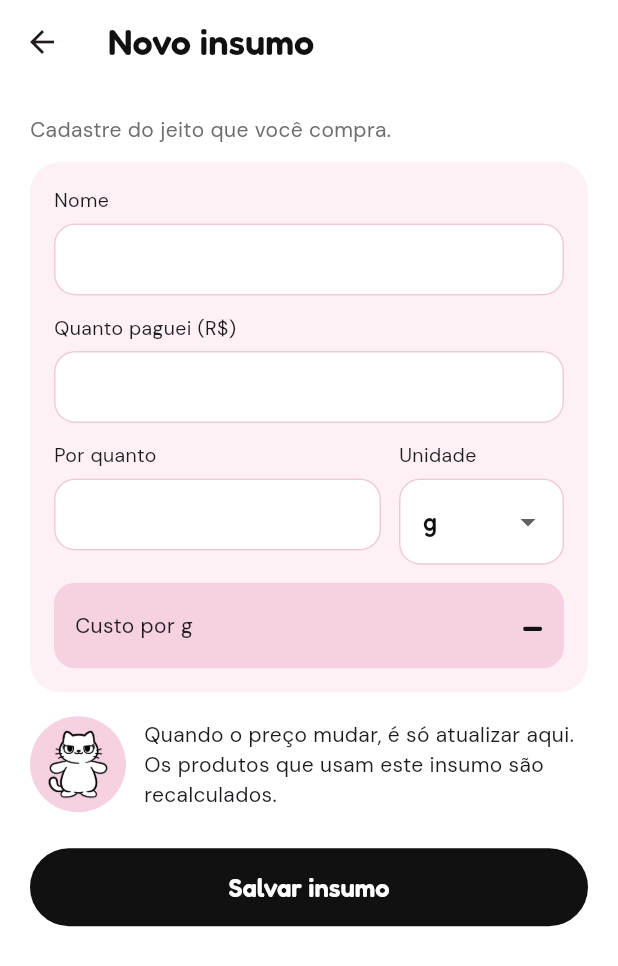
After one commit to anaizabelgomes0-dotcom/kiuti-app, a Flutter app: the InsumosScreen screen opened by its route, after a tap on "Novo insumo", on a phone screen of 412 x 824 dp. The commit adds this screen. Shown: the top 966 px of the screen. Run offline on Flutter 3.47's test engine with Material 3 defaults, Android fonts, the phone set to English and light mode, and no system bars; our stand-ins replace dio, dotted_border, flutter_secure_storage, go_router, google_fonts; accounts and stored records are empty; network calls fail.

Commit message:
tarefa 8,9 e 10

```diff
--- a/kiuti_app/lib/router.dart
+++ b/kiuti_app/lib/router.dart
@@ -6,8 +6,9 @@ import 'package:kiuti_app/ui/screens/login_screen.dart';
 import 'package:kiuti_app/ui/screens/configuracoes/configuracoes_screen.dart';
 import 'package:kiuti_app/ui/screens/produtos/produtos_screen.dart';
 import 'package:kiuti_app/ui/screens/produtos/ficha_screen.dart';
-
-/// Todas as rotas do app. Sem token, qualquer rota leva ao login; com token, o login leva às abas.
+import 'package:kiuti_app/ui/screens/insumos/insumos_screen.dart';
+import 'package:kiuti_app/ui/screens/insumos/insumo_form_screen.dart';
+import 'package:kiuti_app/models/insumo.dart';
 GoRouter criarRotas(SessaoProvider sessao) {
   return GoRouter(
     initialLocation: '/produtos',
@@ -31,7 +32,7 @@ GoRouter criarRotas(SessaoProvider sessao) {
           ),
           GoRoute(
             path: '/insumos',
-            builder: (context, state) => const Center(child: Text('Insumos: em construção (I0-FL-08)')),
+            builder: (context, state) => const InsumosScreen(),
           ),
           GoRoute(
             path: '/reajustes',
@@ -48,6 +49,11 @@ GoRouter criarRotas(SessaoProvider sessao) {
         ],
       ),
 
+      GoRoute(path: '/insumos/novo', builder: (context, state) => const InsumoFormScreen()),
+      GoRoute(
+        path: '/insumos/editar',
+        builder: (context, state) => InsumoFormScreen(insumo: state.extra as Insumo),
+      ),
 
       // Telas que abrem por cima das abas (com context.push). Cada tarefa acrescenta a sua aqui.
     ],
--- /dev/null
+++ b/kiuti_app/lib/ui/screens/insumos/insumo_form_screen.dart
@@ -0,0 +1,256 @@
+import 'package:flutter/material.dart';
+import 'package:go_router/go_router.dart';
+import 'package:kiuti_app/models/insumo.dart';
+import 'package:kiuti_app/models/produto_uso.dart';
+import 'package:kiuti_app/providers/insumos_provider.dart';
+import 'package:kiuti_app/services/api_exception.dart';
+import 'package:kiuti_app/theme/cores.dart';
+import 'package:kiuti_app/theme/tema.dart';
+import 'package:kiuti_app/ui/widgets/botoes.dart';
+import 'package:kiuti_app/ui/widgets/campo.dart';
+import 'package:kiuti_app/ui/widgets/cartao_rosa.dart';
+import 'package:kiuti_app/ui/widgets/confirmacao.dart';
+import 'package:kiuti_app/ui/widgets/formatos.dart';
+import 'package:kiuti_app/ui/widgets/logo_kiuti.dart';
+import 'package:provider/provider.dart';
+
+class InsumoFormScreen extends StatefulWidget {
+  const InsumoFormScreen({super.key, this.insumo});
+
+  final Insumo? insumo;
+
+  @override
+  State<InsumoFormScreen> createState() => _InsumoFormScreenState();
+}
+
+class _InsumoFormScreenState extends State<InsumoFormScreen> {
+  late final _nome = TextEditingController(text: widget.insumo?.nome ?? '');
+  late final _custo = TextEditingController(text: _textoInicial(widget.insumo?.custo, formatarValor));
+  late final _qtde = TextEditingController(text: _textoInicial(widget.insumo?.qtdeCompra, formatarNumero));
+  late String _unidade = widget.insumo?.unidadeCompra ?? 'g';
+  List<ProdutoUso> _usadoEm = [];
+  Map<String, String> _erros = {};
+  bool _salvando = false;
+
+  int? _idExistente;
+
+  bool get _editando => widget.insumo != null;
+
+  static String _textoInicial(double? valor, String Function(double) formatar) =>
+      valor == null ? '' : formatar(valor);
+
+  @override
+  void initState() {
+    super.initState();
+    if (_editando) _carregarUso();
+  }
+
+  @override
+  void dispose() {
+    _nome.dispose();
+    _custo.dispose();
+    _qtde.dispose();
+    super.dispose();
+  }
+
+  Future<void> _carregarUso() async {
+    try {
+      final lista = await context.read<InsumosProvider>().produtosQueUsam(widget.insumo!.idInsumo);
+      if (mounted) setState(() => _usadoEm = lista);
+    } on ApiException {
+
+    }
+  }
+
+  double? get _custoPorUnidade {
+    final custo = lerNumero(_custo.text);
+    final qtde = lerNumero(_qtde.text);
+    if (custo == null || qtde == null || custo < 0 || qtde <= 0) return null;
+    return custo / qtde;
+  }
+
+  Map<String, String> _validar() {
+    final erros = <String, String>{};
+    final custo = lerNumero(_custo.text);
+    final qtde = lerNumero(_qtde.text);
+    if (_nome.text.trim().isEmpty) erros['nome'] = 'Informe o nome.';
+    if (custo == null) {
+      erros['custo'] = 'Informe quanto pagou.';
+    } else if (custo < 0) {
+      erros['custo'] = 'Não pode ser negativo.';
+    }
+    if (qtde == null) {
+      erros['qtde_compra'] = 'Informe a quantidade.';
+    } else if (qtde <= 0) {
+      erros['qtde_compra'] = 'Precisa ser maior que zero.';
+    }
+    return erros;
+  }
+
+  Future<void> _salvar() async {
+  final erros = _validar();
+  setState(() {
+    _erros = erros;
+    _idExistente = null;
+  });
+  if (erros.isNotEmpty) return;
+
+  setState(() => _salvando = true);
+  try {
+    await context.read<InsumosProvider>().salvar(
+          idInsumo: widget.insumo?.idInsumo,
+          nome: _nome.text.trim(),
+          custo: lerNumero(_custo.text)!,
+          unidadeCompra: _unidade,
+          qtdeCompra: lerNumero(_qtde.text)!,
+        );
+    if (!mounted) return;
+    context.pop(true);
+  } on ApiException catch (e) {
+    if (!mounted) return;
+    if (e.campo != null) {
+      setState(() {
+        _erros = {e.campo!: e.mensagem};
+        _idExistente = e.dados['id_insumo_existente'] as int?;
+      });
+    } else {
+      avisar(context, e.mensagem);
+    }
+  } finally {
+    if (mounted) setState(() => _salvando = false);
+  }
+}
+ Future<void> _abrirExistente() async {
+  try {
+    final existente = await context.read<InsumosProvider>().obter(_idExistente!);
+    if (!mounted) return;
+    context.push('/insumos/editar', extra: existente);
+  } on ApiException catch (e) {
+    if (mounted) avisar(context, e.mensagem);
+  }
+}
+
+  @override
+  Widget build(BuildContext context) {
+    final custoPorUnidade = _custoPorUnidade;
+    return Scaffold(
+      appBar: AppBar(title: Text(_editando ? widget.insumo!.nome : 'Novo insumo')),
+      body: ListView(
+        padding: const EdgeInsets.all(20),
+        children: [
+          const Text('Cadastre do jeito que você compra.', style: TextStyle(color: Cores.cinza)),
+          const SizedBox(height: 12),
+          CartaoRosa(
+            child: Column(
+              crossAxisAlignment: CrossAxisAlignment.start,
+              children: [
+                Campo(controller: _nome, rotulo: 'Nome', erro: _erros['nome']),
+                const SizedBox(height: 12),
+
+                if (_idExistente != null)
+              TextButton.icon(
+                onPressed: _abrirExistente,
+                icon: const Icon(Icons.chevron_right),
+                label: const Text('Abrir o insumo que já existe'),
+              ),
+                 Campo(
+                  controller: _custo,
+                  rotulo: r'Quanto paguei (R$)',
+                  numero: true,
+                  erro: _erros['custo'],
+                  ajuda: _editando ? 'Antes: ${formatarReais(widget.insumo!.custo)}' : null,
+                  aoMudar: (_) => setState(() {}),
+                ),
+
+                const SizedBox(height: 12),
+                Row(
+                  crossAxisAlignment: CrossAxisAlignment.start,
+                  children: [
+                    Expanded(
+                      child: Campo(
+                        controller: _qtde,
+                        rotulo: 'Por quanto',
+                        numero: true,
+                        erro: _erros['qtde_compra'],
+                        aoMudar: (_) => setState(() {}),
+                      ),
+                    ),
+                    const SizedBox(width: 12),
+                    SizedBox(
+                      width: 110,
+                      child: Column(
+                        crossAxisAlignment: CrossAxisAlignment.start,
+                        children: [
+                          const Text('Unidade', style: TextStyle(fontSize: 13)),
+                          const SizedBox(height: 6),
+                          DropdownButtonFormField<String>(
+                            initialValue: _unidade,
+                            isDense: true,
+                            items: [
+                              for (final unidade in unidadesDeCompra)
+                                DropdownMenuItem(value: unidade, child: Text(unidade)),
+                            ],
+                            onChanged: (valor) => setState(() => _unidade = valor!),
+                          ),
+                        ],
+                      ),
+                    ),
+                  ],
+                ),
+                const SizedBox(height: 12),
+                Container(
+                  padding: const EdgeInsets.all(14),
+                  decoration: BoxDecoration(color: Cores.rosa, borderRadius: BorderRadius.circular(14)),
+                  child: Row(
+                    children: [
+                      Text('Custo por $_unidade'),
+                      const Spacer(),
+                      Text(
+                        custoPorUnidade == null ? '—' : formatarReaisUnitario(custoPorUnidade),
+                        style: fredoka(tamanho: 20),
+                      ),
+                    ],
+                  ),
+                ),
+              ],
+            ),
+          ),
+          const SizedBox(height: 16),
+          if (_editando && _usadoEm.isNotEmpty)
+            CartaoRosa(
+              child: Column(
+                crossAxisAlignment: CrossAxisAlignment.start,
+                children: [
+                  TituloSecao('Usado em ${_usadoEm.length} produto${_usadoEm.length == 1 ? '' : 's'}'),
+                  for (final produto in _usadoEm)
+                    Padding(
+                      padding: const EdgeInsets.symmetric(vertical: 4),
+                      child: Row(
+                        children: [
+                          Expanded(child: Text(produto.nome)),
+                          Text('${formatarNumero(produto.qtde)} ${widget.insumo!.unidadeCompra}'),
+                        ],
+                      ),
+                    ),
+                ],
+              ),
+            )
+          else if (!_editando)
+            const Row(
+              children: [
+                Mascote(tamanho: 64),
+                SizedBox(width: 12),
+                Expanded(
+                  child: Text(
+                    'Quando o preço mudar, é só atualizar aqui. Os produtos que usam este insumo são recalculados.',
+                  ),
+                ),
+              ],
+            ),
+          const SizedBox(height: 24),
+          BotaoPrincipal(texto: 'Salvar insumo', carregando: _salvando, aoTocar: _salvar),
+        ],
+      ),
+    );
+  }
+}
--- /dev/null
+++ b/kiuti_app/lib/ui/screens/insumos/insumos_screen.dart
@@ -0,0 +1,110 @@
+import 'package:flutter/material.dart';
+import 'package:kiuti_app/models/insumo.dart';
+import 'package:kiuti_app/providers/insumos_provider.dart';
+import 'package:kiuti_app/theme/cores.dart';
+import 'package:kiuti_app/theme/tema.dart';
+import 'package:kiuti_app/ui/widgets/cabecalho_aba.dart';
+import 'package:kiuti_app/ui/widgets/cartao_rosa.dart';
+// import 'package:kiuti_app/ui/widgets/confirmacao.dart';
+import 'package:kiuti_app/ui/widgets/estados.dart';
+import 'package:kiuti_app/ui/widgets/formatos.dart';
+import 'package:provider/provider.dart';
+import 'package:go_router/go_router.dart';
+
+class InsumosScreen extends StatefulWidget {
+  const InsumosScreen({super.key});
+
+  @override
+  State<InsumosScreen> createState() => _InsumosScreenState();
+}
+
+class _InsumosScreenState extends State<InsumosScreen> {
+  @override
+  void initState() {
+    super.initState();
+    WidgetsBinding.instance.addPostFrameCallback((_) => context.read<InsumosProvider>().carregar());
+  }
+
+  void _abrir([Insumo? insumo]) {
+  if (insumo == null) {
+    context.push('/insumos/novo');
+  } else {
+    context.push('/insumos/editar', extra: insumo);
+  }
+}
+
+  @override
+  Widget build(BuildContext context) {
+    return Scaffold(
+      floatingActionButton: FloatingActionButton.extended(
+        onPressed: () => _abrir(),
+        backgroundColor: Cores.preto,
+        foregroundColor: Colors.white,
+        icon: const Icon(Icons.add),
+        label: const Text('Novo insumo'),
+      ),
+      body: Consumer<InsumosProvider>(
+        builder: (context, provider, child) {
+          if (provider.carregando) return const Center(child: CircularProgressIndicator());
+          if (provider.erro != null) return ErroComTentar(mensagem: provider.erro!, aoTentar: provider.carregar);
+
+          final insumos = provider.insumos;
+          final total = insumos.length;
+          return RefreshIndicator(
+            onRefresh: provider.carregar,
+            child: ListView(
+              padding: const EdgeInsets.only(bottom: 96), // espaço para o botão flutuante
+              children: [
+                CabecalhoAba(
+                  titulo: 'Insumos',
+                  direita: Text('$total insumo${total == 1 ? '' : 's'}', style: const TextStyle(color: Cores.cinza)),
+                ),
+                if (insumos.isEmpty)
+                  const EstadoVazio(
+                    titulo: 'Nenhum insumo ainda',
+                    texto: 'Cadastre do jeito que você compra: "500 g por R\$ 60,00".',
+                  )
+                else
+                  Padding(
+                    padding: const EdgeInsets.symmetric(horizontal: 20),
+                    child: CartaoRosa(
+                      padding: EdgeInsets.zero,
+                      child: Column(
+                        children: [
+                          for (final insumo in insumos) _LinhaInsumo(insumo: insumo, aoTocar: () => _abrir(insumo)),
+                        ],
+                      ),
+                    ),
+                  ),
+              ],
+            ),
+          );
+        },
+      ),
+    );
+  }
+}
+
+class _LinhaInsumo extends StatelessWidget {
+  const _LinhaInsumo({required this.insumo, required this.aoTocar});
+
+  final Insumo insumo;
+  final VoidCallback aoTocar;
+
+  @override
+  Widget build(BuildContext context) {
+    final n = insumo.qtdProdutos;
+    final uso = n == 0 ? 'sem uso' : '$n produto${n == 1 ? '' : 's'}';
+    return ListTile(
+      onTap: aoTocar,
+      title: Text(insumo.nome, style: fredoka(tamanho: 16, peso: FontWeight.w500)),
+      subtitle: Text(
+        '${formatarNumero(insumo.qtdeCompra)} ${insumo.unidadeCompra} por ${formatarReais(insumo.custo)} · $uso',
+      ),
+      trailing: Text(
+        '${formatarReaisUnitario(insumo.custoUnitario)}/${insumo.unidadeCompra}',
+        style: fredoka(tamanho: 16),
+      ),
+    );
+  }
+}
```
